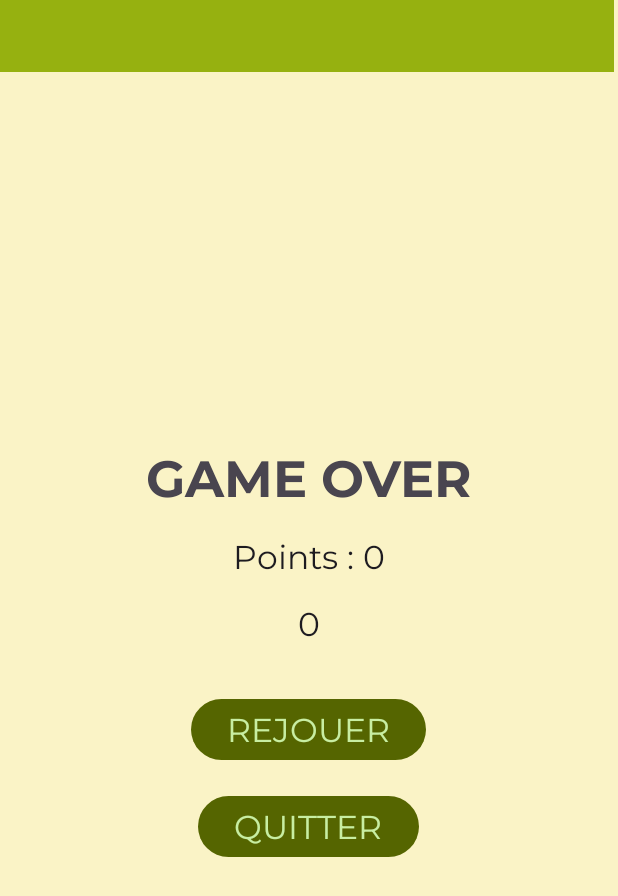
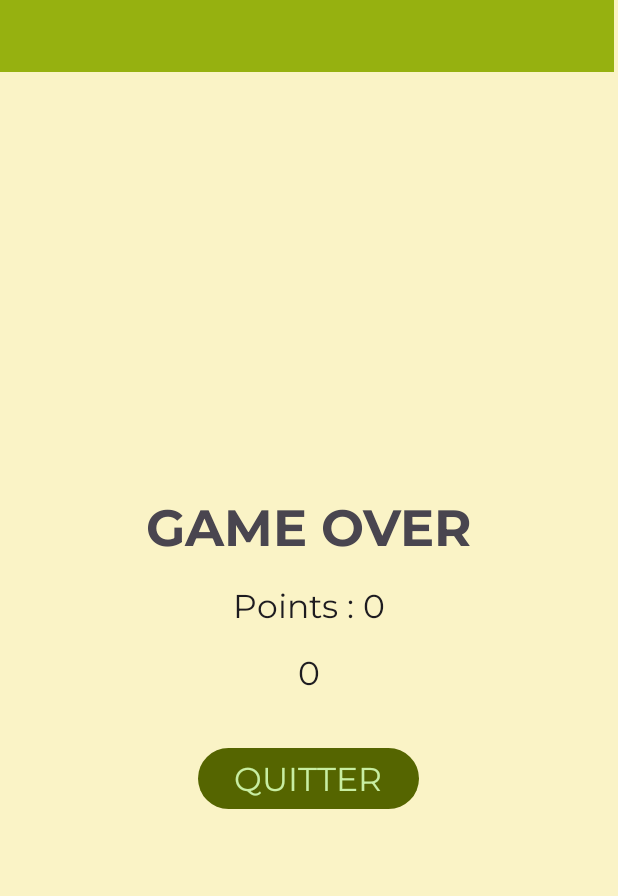
Before and after one commit to Deblak/AppDaadScol, an Android app: the GameOverLireActivity screen opened directly, with no data from a screen before it, on a phone screen of 412 x 824 dp. Shown: the top 896 px of the screen. Run offline under Robolectric (Android 15) with nearby library versions, the phone set to English and light mode, and no system bars; 1 statement that could not run was skipped.

Commit message:
Fin quiz 'chercher intru'et game over. Création de ressources xml pour modifier la couleur des images boutons au click.

```diff
--- a/app/src/main/java/fr/doranco/flash/ui/quiz/lire/GameOverLireActivity.java
+++ b/app/src/main/java/fr/doranco/flash/ui/quiz/lire/GameOverLireActivity.java
@@ -11,7 +11,6 @@ import fr.doranco.flash.databinding.ActivityGameOverLireBinding;
 
 public class GameOverLireActivity extends AppCompatActivity {
     private TextView tvPoints, tvHighScore;
-    private Button btnReplay, btnExit;
     private int points;
     SharedPreferences sharedPreferences;
 
@@ -39,7 +38,7 @@ public class GameOverLireActivity extends AppCompatActivity {
         tvHighScore.setText("" + pointsSP);
     }
 
-    public void exit(View view) {
+    public void exitLire(View view) {
         Intent intent = new Intent(GameOverLireActivity.this, QuizLireActivity.class);
         startActivity(intent);
         finish();
--- a/app/src/main/java/fr/doranco/flash/ui/quiz/lire/StartLireBaseActivity.java
+++ b/app/src/main/java/fr/doranco/flash/ui/quiz/lire/StartLireBaseActivity.java
@@ -116,7 +116,6 @@ public abstract class StartLireBaseActivity extends AppCompatActivity {
         points = 0;
         // Appel de la méthode startGame() responsable du démarrage du quiz.
         startGame();
-
     }
 
     protected void startGame() {
@@ -224,4 +223,9 @@ public abstract class StartLireBaseActivity extends AppCompatActivity {
             view.setBackgroundColor(Color.parseColor("#a94f61"));
         }
     }
+    public void exitQuizLire(View view) {
+        Intent intent = new Intent(StartLireBaseActivity.this, QuizLireActivity.class);
+        startActivity(intent);
+        finish();
+    }
 }
--- a/app/src/main/java/fr/doranco/flash/ui/quiz/lire/StartLireFacile.java
+++ b/app/src/main/java/fr/doranco/flash/ui/quiz/lire/StartLireFacile.java
@@ -3,9 +3,9 @@ package fr.doranco.flash.ui.quiz.lire;
 import android.os.Bundle;
 
 public class StartLireFacile extends StartLireBaseActivity {
-
     @Override
     protected void onCreate(Bundle savedInstanceState) {
         super.onCreate(savedInstanceState);
     }
+
 }
--- a/app/src/main/res/layout/activity_game_over_lire.xml
+++ b/app/src/main/res/layout/activity_game_over_lire.xml
@@ -49,24 +49,15 @@
             android:text="High Score: "
             android:textAppearance="@style/TextAppearance.AppCompat.Large" />
 
-        <Button
-            android:id="@+id/btnReplay"
-            android:layout_width="wrap_content"
-            android:layout_height="wrap_content"
-            android:layout_marginBottom="16dp"
-            android:text="Rejouer"
-            android:textAllCaps="true"
-            android:textAppearance="@style/TextAppearance.AppCompat.Large"
-            android:onClick="restart"/>
 
         <Button
-            android:id="@+id/btnExit"
+            android:id="@+id/btnQuiz_LireExit"
             android:layout_width="wrap_content"
             android:layout_height="wrap_content"
             android:text="Quitter"
             android:textAllCaps="true"
             android:textAppearance="@style/TextAppearance.AppCompat.Large"
-            android:onClick="exit"/>
+            android:onClick="exitLire"/>
     </LinearLayout>
 
 </LinearLayout>
--- a/app/src/main/res/layout/activity_quiz_lire.xml
+++ b/app/src/main/res/layout/activity_quiz_lire.xml
@@ -17,7 +17,7 @@
         app:layout_constraintTop_toTopOf="parent">
 
         <ImageButton
-            android:id="@+id/button_backQuiz"
+            android:id="@+id/buttonLire_backQuiz"
             android:layout_width="wrap_content"
             android:layout_height="48dp"
             android:layout_gravity="center"
--- a/app/src/main/res/layout/activity_start_lire_base.xml
+++ b/app/src/main/res/layout/activity_start_lire_base.xml
@@ -26,7 +26,8 @@
             android:contentDescription="@string/menu_home"
             android:minWidth="48dp"
             app:layout_constraintStart_toStartOf="parent"
-            app:srcCompat="@drawable/baseline_keyboard_backspace_24" />
+            app:srcCompat="@drawable/baseline_keyboard_backspace_24"
+            android:onClick="exitQuizLire"/>
 
         <LinearLayout
             android:layout_width="wrap_content"
```
Also changed, not shown: app/src/main/java/fr/doranco/flash/ui/quiz/intru/QuizIntruActivity.java (+13 -1 lines), app/src/main/java/fr/doranco/flash/ui/quiz/intru/StartIntruBaseActivity.java (+4 -4 lines), app/src/main/java/fr/doranco/flash/ui/quiz/lire/QuizLireActivity.java (+13 -1 lines).
